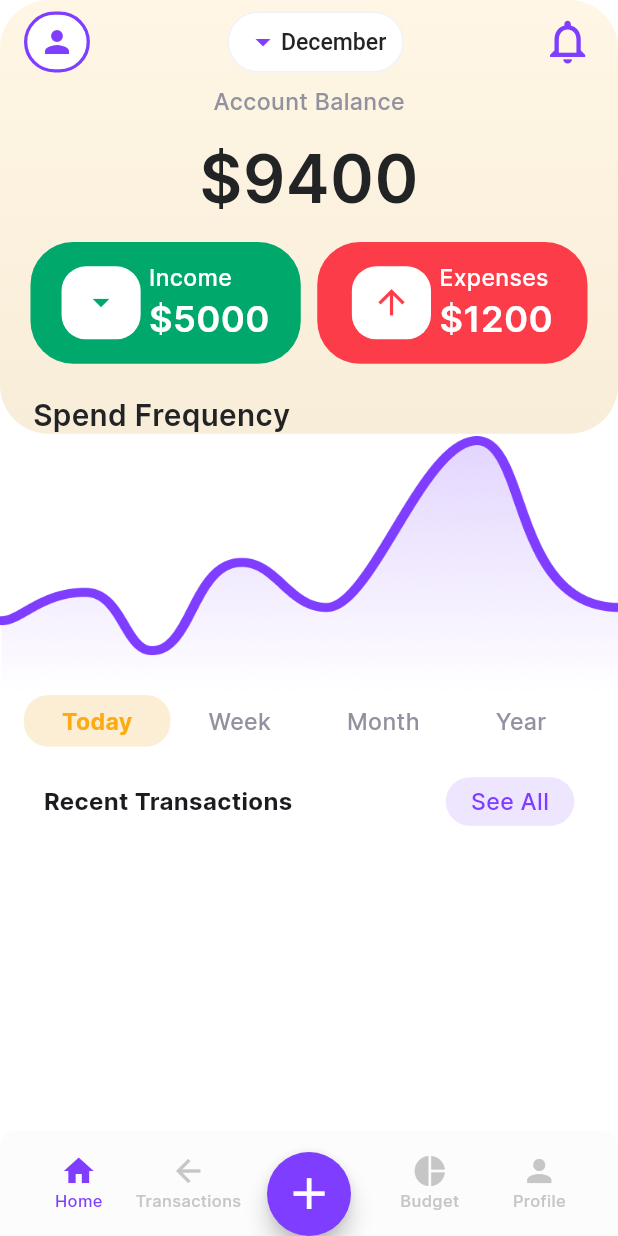
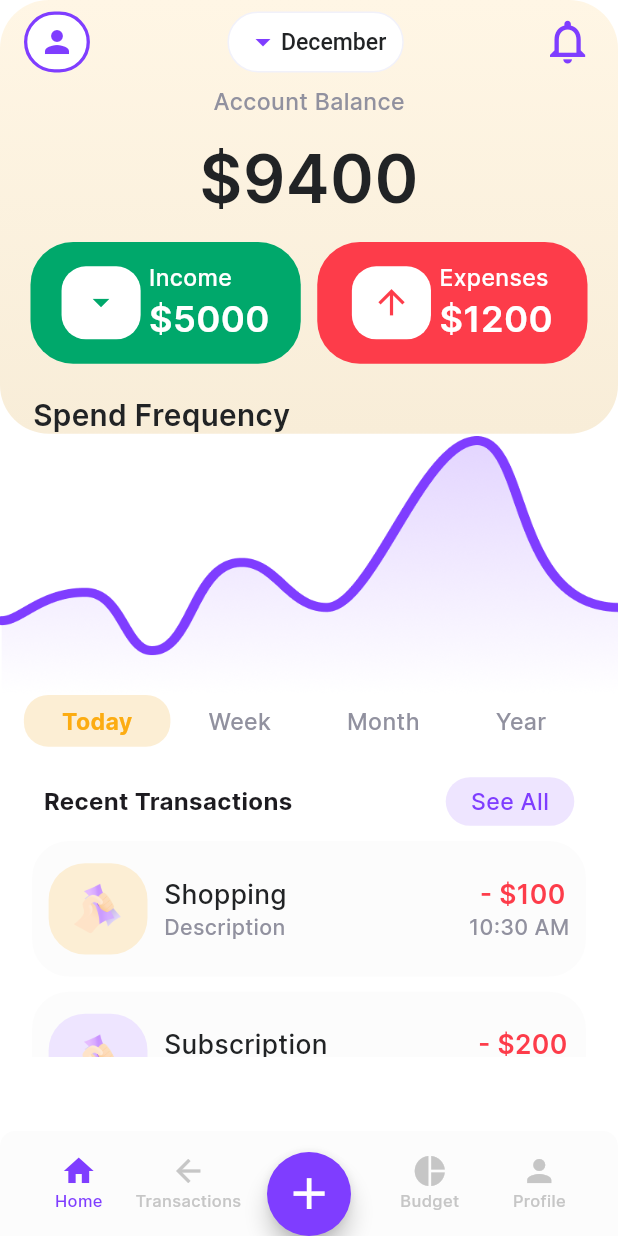
Before and after one commit to BakriIWNL/internship_implementation, a Flutter app: the screen it shows after launch, on a phone screen of 412 x 824 dp. Run offline on Flutter 3.47's test engine with Material 3 defaults, Android fonts, the phone set to English and light mode, and no system bars; drawn by our look-alikes of flutter_expandable_fab; our stand-ins replace equatable, flutter_bloc, flutter_screenutil, go_router, hive_flutter; accounts and stored records are empty; generated files the repository leaves out were written again.

Commit message:
finished home page, safe to delete branch

```diff
--- a/lib/core/components/custom_fab.dart
+++ b/lib/core/components/custom_fab.dart
@@ -55,10 +55,10 @@ class CustomExpandableFab extends StatelessWidget {
               color: AppColors.greenPrimary,
               borderRadius: BorderRadius.all(Radius.circular(100.r)),
             ),
-            child: Icon(
-              Icons.close,
-              size: 40.sp,
-              color: AppColors.white,
+            child: IconButton(
+              icon: Icon(Icons.close,size: 40.sp,
+              color: AppColors.white,),
+              onPressed: (){},
             ),
           ),
         ),
--- a/lib/core/components/custom_item.dart
+++ /dev/null
@@ -1,14 +0,0 @@
-import 'package:flutter/material.dart';
-import 'package:flutter_screenutil/flutter_screenutil.dart';
-
-class CustomItem extends StatelessWidget {
-  const CustomItem({super.key});
-
-  @override
-  Widget build(BuildContext context) {
-    return Container(
-      height: 89.h,
-      width: 336.w,
-    );
-  }
-}
--- /dev/null
+++ b/lib/core/components/item/custom_item.dart
@@ -0,0 +1,99 @@
+import 'package:flutter/material.dart';
+import 'package:flutter_screenutil/flutter_screenutil.dart';
+import 'package:intl/intl.dart';
+import 'package:itcores_internship_project/core/components/item/itemdata.dart';
+import 'package:itcores_internship_project/core/themes/app_colors.dart';
+
+class CustomItem extends StatelessWidget {
+
+  final String reason;
+  final int amount;
+  final DateTime dataTime;
+  final String description;
+
+  const CustomItem({super.key,required this.reason, required this.amount, required this.dataTime,required this.description});
+
+  @override
+  Widget build(BuildContext context) {
+    return Padding(
+      padding: EdgeInsets.only(bottom: 10.h),
+      child: Container(
+        height: 89.h,
+        width: 336.w,
+        decoration: BoxDecoration(
+          color: AppColors.bottomNavBar,
+          borderRadius: BorderRadius.circular(24.r),
+        ),
+        child: Row(
+          mainAxisAlignment: MainAxisAlignment.start,
+          children: [
+            Padding(
+              padding: EdgeInsets.only(left: 10.w),
+              child: Container(
+                height: 60.h,
+                width: 60.w,
+                decoration: BoxDecoration(
+                  color: ItemData.getItemMap()[reason]?.secondaryColor,
+                  borderRadius: BorderRadius.circular(24.r),
+                ),
+                child: Center(
+                  child: Image.asset(
+                    ItemData.getItemMap()[reason]!.icon,
+                    height: 40.h,
+                    width: 40.w,
+                  ),
+                ),
+              ),
+            ),
+            10.horizontalSpace,
+            Column(
+              mainAxisAlignment: MainAxisAlignment.center,
+              crossAxisAlignment: CrossAxisAlignment.start,
+              children: [
+                Text(
+                  reason,
+                  style: TextStyle(
+                    color: AppColors.blackText,
+                    fontSize: 16.sp,
+                    fontWeight: FontWeight.w500,
+                  ),
+                ),
+                Text(
+                  description,
+                  style: TextStyle(
+                    color: AppColors.greyText,
+                    fontSize: 13.sp,
+                    fontWeight: FontWeight.w500,
+                  ),
+                ),
+              ],
+            ),
+            const Spacer(),
+            Column(
+              mainAxisAlignment: MainAxisAlignment.center,
+              children: [
+                Text(
+                  ItemData.getItemMap()[reason]!.expense ? " - \$${amount.toString()}" : " + \$${amount.toString()}",
+                  style: TextStyle(
+                    color: ItemData.getItemMap()[reason]!.expense ? AppColors.redPrimary : AppColors.greenPrimary,
+                    fontSize: 16.sp,
+                    fontWeight: FontWeight.w600,
+                  ),
+                ),
+                Text(
+                  DateFormat('hh:mm a').format(dataTime),
+                  style: TextStyle(
+                    color: AppColors.greyText,
+                    fontSize: 13.sp,
+                    fontWeight: FontWeight.w500,
+                  ),
+                ),
+              ],
+            ),
+            SizedBox(width: 10.w,)
+          ],
+        ),
+      ),
+    );
+  }
+}
--- /dev/null
+++ b/lib/core/components/item/itemdata.dart
@@ -0,0 +1,65 @@
+import 'package:flutter/material.dart';
+import 'package:itcores_internship_project/core/themes/app_assets.dart';
+import 'package:itcores_internship_project/core/themes/app_colors.dart';
+
+class ItemData {
+  final String reason;
+  final Color mainColor;
+  final Color secondaryColor;
+  final String icon;
+  final bool expense; // true for expense, false for income
+
+  ItemData(
+      {this.reason = "Shopping",
+      this.mainColor = AppColors.yellowPrimary,
+      this.secondaryColor = AppColors.yellowSecondary,
+      this.icon = AppAssets.gaincontrol,
+      this.expense = true});
+
+  static Map<String, ItemData> getItemMap() {
+    return {
+      "Shopping": ItemData(
+        reason: "Shopping",
+        mainColor: AppColors.yellowPrimary,
+        secondaryColor: AppColors.yellowSecondary,
+        icon: AppAssets.gaincontrol,
+        expense: true,
+      ),
+      "Subscription": ItemData(
+        reason: "Subscription",
+        icon: AppAssets.gaincontrol,
+        expense: true,
+        mainColor: AppColors.purplePrimary,
+        secondaryColor: AppColors.purpleSecondary,
+      ),
+      "Food": ItemData(
+        reason: "Food",
+        mainColor: AppColors.redPrimary,
+        secondaryColor: AppColors.redSecondary,
+        icon: AppAssets.gaincontrol,
+        expense: true,
+      ),
+      "Transportation": ItemData(
+        reason: "Transportation",
+        mainColor: AppColors.bluePrimary,
+        secondaryColor: AppColors.blueSecondary,
+        icon: AppAssets.gaincontrol,
+        expense: true,
+      ),
+      "Salary": ItemData(
+        reason: "Salary",
+        mainColor: AppColors.greenPrimary,
+        secondaryColor: AppColors.greenSecondary,
+        icon: AppAssets.gaincontrol,
+        expense: false,
+      ),
+      "Passive Income": ItemData(
+        reason: "Passive Income",
+        mainColor: AppColors.blackPrimary,
+        secondaryColor: AppColors.blackSecondary,
+        icon: AppAssets.gaincontrol,
+        expense: false,
+      ),
+    };
+  }
+}
--- a/lib/core/themes/app_colors.dart
+++ b/lib/core/themes/app_colors.dart
@@ -8,9 +8,12 @@ class AppColors {
   static const greyText = Color(0xFF91919F);
   static const greyPrimary = Color(0xFF91919F);
   static const unselected = Color(0xFFC6C6C6);
+  static const blackPrimary = Color(0xFF0D0E0F);
+  static const blackSecondary = Color(0xFFE3E5E5);
   static const redPrimary = Color(0xFFFD3C4A);
   static const redSecondary = Color(0xFFFDD5D7);
   static const greenPrimary = Color(0xFF00A86B);
+  static const greenSecondary = Color(0xFFCFFAEA);
   static const yellowPrimary = Color(0xFFFCAC12);
   static const yellowSecondary = Color(0xFFFCEED4);
   static const purplePrimary = Color(0xFF7F3DFF);
--- a/lib/features/home/presentation/screens/home_screen.dart
+++ b/lib/features/home/presentation/screens/home_screen.dart
@@ -7,6 +7,7 @@ import 'package:itcores_internship_project/core/themes/app_colors.dart';
 import 'package:itcores_internship_project/features/home/presentation/widgets/bottomnavbar.dart';
 import 'package:itcores_internship_project/features/home/presentation/widgets/date_list.dart';
 import 'package:itcores_internship_project/features/home/presentation/widgets/home_appbar.dart';
+import 'package:itcores_internship_project/features/home/presentation/widgets/list_data.dart';
 import 'package:itcores_internship_project/features/home/presentation/widgets/number_card.dart';
 import 'package:flutter_gen/gen_l10n/app_localizations.dart';
 
@@ -120,6 +121,8 @@ class HomeScreen extends StatelessWidget {
                     ),
                   ],
                 ),
+                10.verticalSpace,
+                Center(child: ListData()),
               ],
             ),
           ),
--- /dev/null
+++ b/lib/features/home/presentation/widgets/list_data.dart
@@ -0,0 +1,50 @@
+import 'package:flutter/material.dart';
+import 'package:flutter_screenutil/flutter_screenutil.dart';
+import 'package:itcores_internship_project/core/components/item/custom_item.dart';
+
+class ListData extends StatelessWidget {
+  // final List<String> items;
+
+  // ListData({required this.items});
+
+  final List<String> reasons = [
+    "Shopping",
+    "Subscription",
+    "Food",
+    "Transportation",
+    "Salary",
+    "Passive Income"
+  ];
+
+  final List<int> amount = [
+    100,
+    200,
+    300,
+    400,
+    500,
+    600,
+  ];
+
+  final String description = "Description";
+
+  @override
+  Widget build(BuildContext context) {
+    return SizedBox(
+      height: 142.h,
+      width: 336.w,
+      child: CustomScrollView(
+        scrollDirection: Axis.vertical,
+        slivers: <Widget>[
+          SliverList(
+            delegate: SliverChildBuilderDelegate(
+              (BuildContext context, int index) {
+                return CustomItem(reason: reasons[index], amount: amount[index], dataTime: DateTime.now(), description: description);
+              },
+              childCount: reasons.length,
+            ),
+          ),
+        ],
+      ),
+    );
+  }
+}
--- a/lib/main.dart
+++ b/lib/main.dart
@@ -6,8 +6,14 @@ import 'package:itcores_internship_project/core/utils/app_strings.dart';
 import 'package:itcores_internship_project/core/routes/routes.dart';
 import 'package:flutter_gen/gen_l10n/app_localizations.dart';
 import 'package:itcores_internship_project/cubit/language_cubit.dart';
+import 'package:hive_flutter/hive_flutter.dart';
 
-void main() {
+Future main() async{
+  WidgetsFlutterBinding.ensureInitialized();
+  await Hive.initFlutter();
+
+  await Hive.openBox('userHiveBox');
+
   runApp(const MyApp());
 }
 
```
